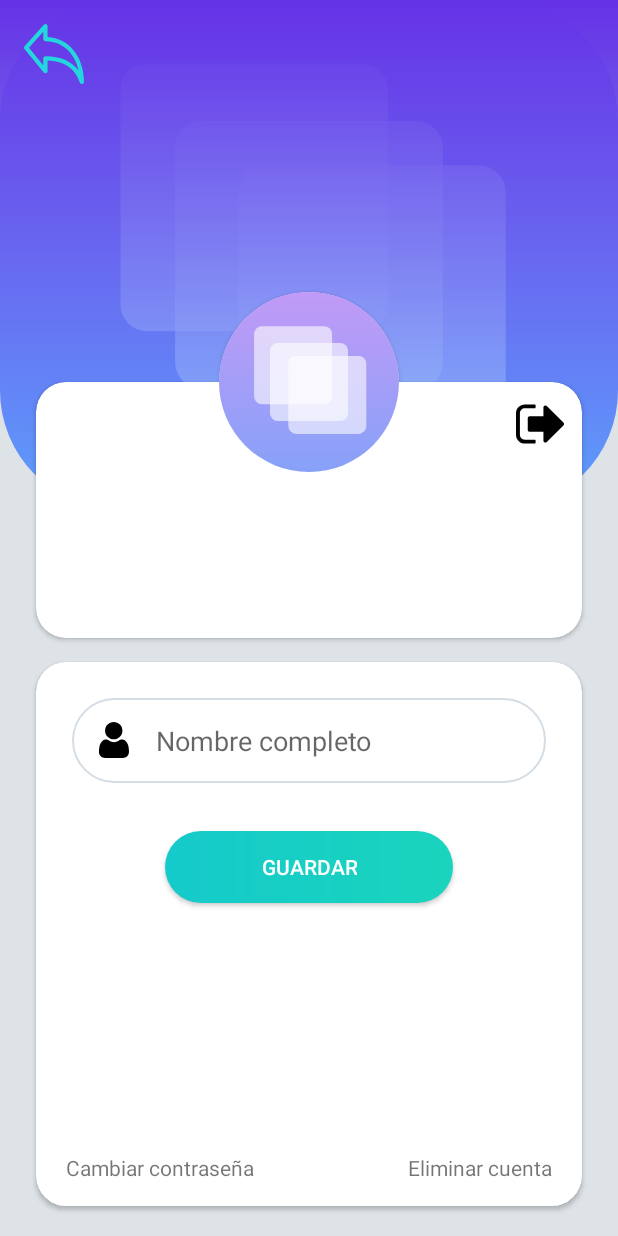
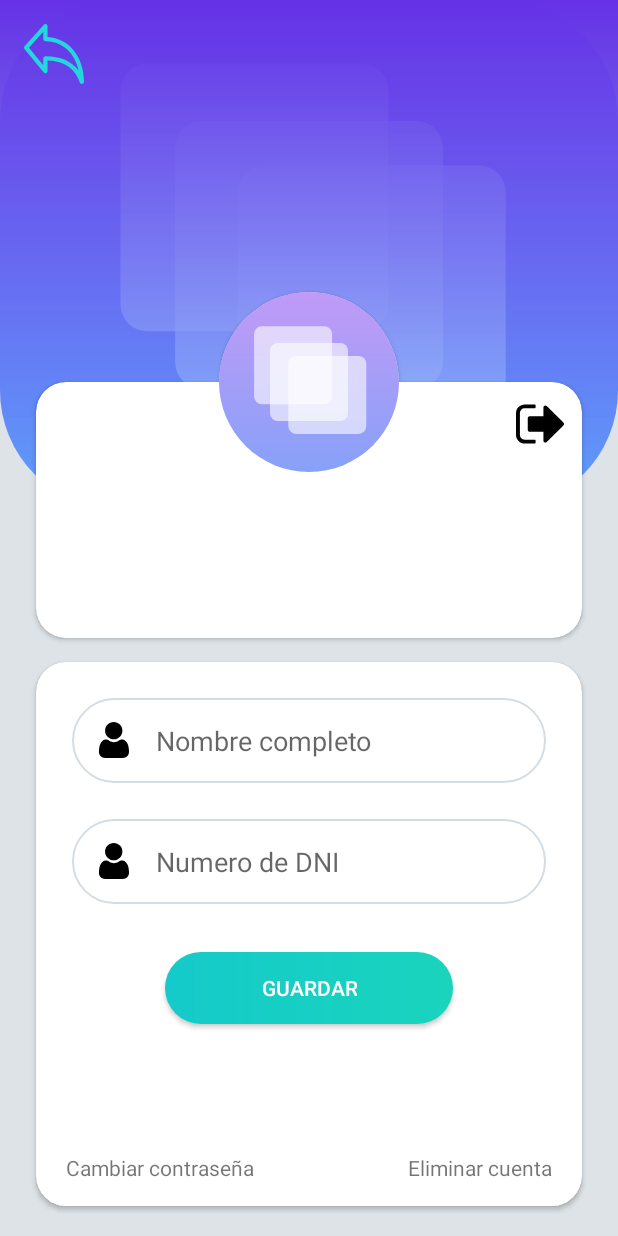
Before and after one commit to D1tor7/EasyCheck, an Android app: the ProfileActivity screen opened directly, with no data from a screen before it, after a tap on "GUARDAR", on a phone screen of 412 x 824 dp. Run offline under Robolectric (Android 15) with nearby library versions, the phone set to English and light mode, and no system bars; our stand-ins replace Firebase (no records; nobody signed in at launch, a user with empty details on screens opened directly).

```diff
--- a/app/build.gradle
+++ b/app/build.gradle
@@ -51,6 +51,8 @@ dependencies {
     androidTestImplementation 'androidx.test.espresso:espresso-core:3.5.1'
     // Import the BoM for the Firebase platform
     implementation platform('com.google.firebase:firebase-bom:31.5.0')
+    implementation 'com.google.firebase:firebase-firestore-ktx:24.6.0'
+
 //GLIDE
     implementation 'com.github.bumptech.glide:glide:4.12.0'
     annotationProcessor 'com.github.bumptech.glide:compiler:4.12.0'
--- a/app/src/main/AndroidManifest.xml
+++ b/app/src/main/AndroidManifest.xml
@@ -1,9 +1,11 @@
 <?xml version="1.0" encoding="utf-8"?>
 <manifest xmlns:android="http://schemas.android.com/apk/res/android"
     xmlns:tools="http://schemas.android.com/tools">
+    <uses-permission android:name="android.permission.INTERNET" />
 
     <application
         android:allowBackup="true"
+
         android:dataExtractionRules="@xml/data_extraction_rules"
         android:fullBackupContent="@xml/backup_rules"
         android:icon="@mipmap/ic_launcher"
@@ -11,6 +13,9 @@
         android:supportsRtl="true"
         android:theme="@style/Theme.EasyCheck"
         tools:targetApi="31">
+
+
+
         <activity
             android:name=".ProfileActivity"
             android:theme="@style/Theme.Main"
@@ -36,6 +41,7 @@
         <activity
             android:name=".MainActivity"
             android:exported="false" />
+
     </application>
 
 </manifest>
--- a/app/src/main/java/com/example/easycheck/ProfileActivity.kt
+++ b/app/src/main/java/com/example/easycheck/ProfileActivity.kt
@@ -10,6 +10,7 @@ import com.example.easycheck.databinding.ActivityProfileBinding
 import com.google.firebase.auth.FirebaseAuth
 import com.google.firebase.auth.ktx.auth
 import com.google.firebase.auth.ktx.userProfileChangeRequest
+import com.google.firebase.firestore.ktx.firestore
 import com.google.firebase.ktx.Firebase
 
 class ProfileActivity : AppCompatActivity() {
@@ -36,11 +37,12 @@ class ProfileActivity : AppCompatActivity() {
         }
         binding.updateProfileAppCompatButton.setOnClickListener {
             val name=binding.nameEditText.text.toString()
-            updateProfile(name)
+            val dni=binding.dniEditText.text.toString()
+            updateProfile(name, dni)
         }
     }
 
-    private fun updateProfile(name:String){
+    private fun updateProfile(name:String,dni:String){
         val user =auth.currentUser
 
         val profileUpdates= userProfileChangeRequest {
@@ -49,9 +51,25 @@ class ProfileActivity : AppCompatActivity() {
 
         user!!.updateProfile(profileUpdates).addOnCompleteListener{task->
             if(task.isSuccessful){
-                Toast.makeText(baseContext,"Se realizaron los cambios correctamente",
+                val userUpdates = hashMapOf<String, Any>(
+                    "dni" to dni)
+                //Actualiza el DNI en Firestore
+                Firebase.firestore.collection("users").document(user.uid)
+                    .update(userUpdates)
+                    .addOnSuccessListener {
+                        Toast.makeText(baseContext,"Se realizaron los cambios correctamente",
+                            Toast.LENGTH_SHORT).show()
+                        updateUI()
+                    }.addOnFailureListener {
+                        Toast.makeText(baseContext,"Error al actualizar el DNI",
+                            Toast.LENGTH_SHORT).show()
+                    }
+
+
+
+            }else{
+                Toast.makeText(baseContext,"Error al actualizar el nombre",
                     Toast.LENGTH_SHORT).show()
-                updateUI()
             }
 
         }
--- a/app/src/main/java/com/example/easycheck/SignInActivity.kt
+++ b/app/src/main/java/com/example/easycheck/SignInActivity.kt
@@ -8,18 +8,20 @@ import android.widget.Toast
 import com.example.easycheck.databinding.ActivitySignInBinding
 import com.google.firebase.auth.FirebaseAuth
 import com.google.firebase.auth.ktx.auth
+import com.google.firebase.firestore.FirebaseFirestore
 import com.google.firebase.ktx.Firebase
 
 class SignInActivity : AppCompatActivity() {
     private lateinit var auth: FirebaseAuth
     private lateinit var binding: ActivitySignInBinding
-
+    private lateinit var firestore: FirebaseFirestore
     override fun onCreate(savedInstanceState: Bundle?) {
         super.onCreate(savedInstanceState)
         binding = ActivitySignInBinding.inflate(layoutInflater)
         setContentView(binding.root)
         // Initialize Firebase Auth
         auth = Firebase.auth
+        firestore = FirebaseFirestore.getInstance()
 
         binding.signInAppCompatButton.setOnClickListener{
             val mEmail=binding.emailEditText.text.toString()
--- a/app/src/main/res/layout/activity_profile.xml
+++ b/app/src/main/res/layout/activity_profile.xml
@@ -157,6 +157,23 @@
                 android:maxLength="40"
                 android:padding="16dp" />
 
+            <EditText
+                android:id="@+id/dniEditText"
+                android:layout_width="match_parent"
+                android:layout_height="wrap_content"
+                android:layout_marginLeft="24dp"
+                android:layout_marginTop="24dp"
+                android:layout_marginRight="24dp"
+                android:autofillHints="Numero de DNI"
+                android:background="@drawable/ic_field"
+                android:drawableStart="@drawable/ic_user"
+                android:drawablePadding="16dp"
+                android:ems="10"
+                android:hint="Numero de DNI"
+                android:inputType="textPersonName"
+                android:maxLength="40"
+                android:padding="16dp" />
+
             <androidx.appcompat.widget.AppCompatButton
                 android:id="@+id/updateProfileAppCompatButton"
                 android:layout_width="wrap_content"
```
